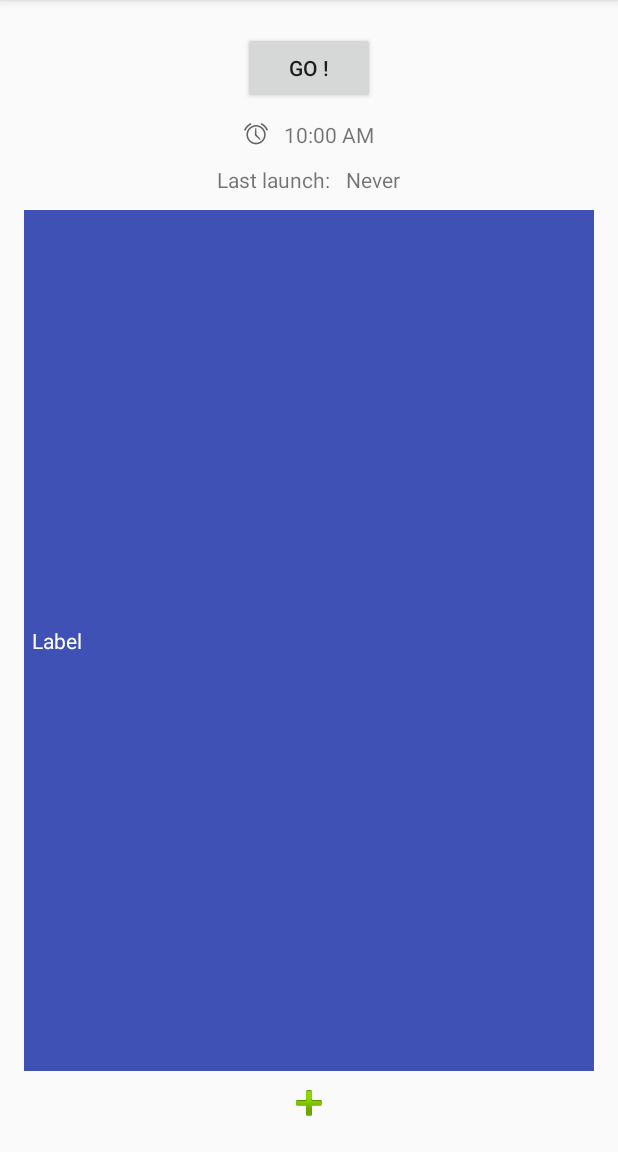
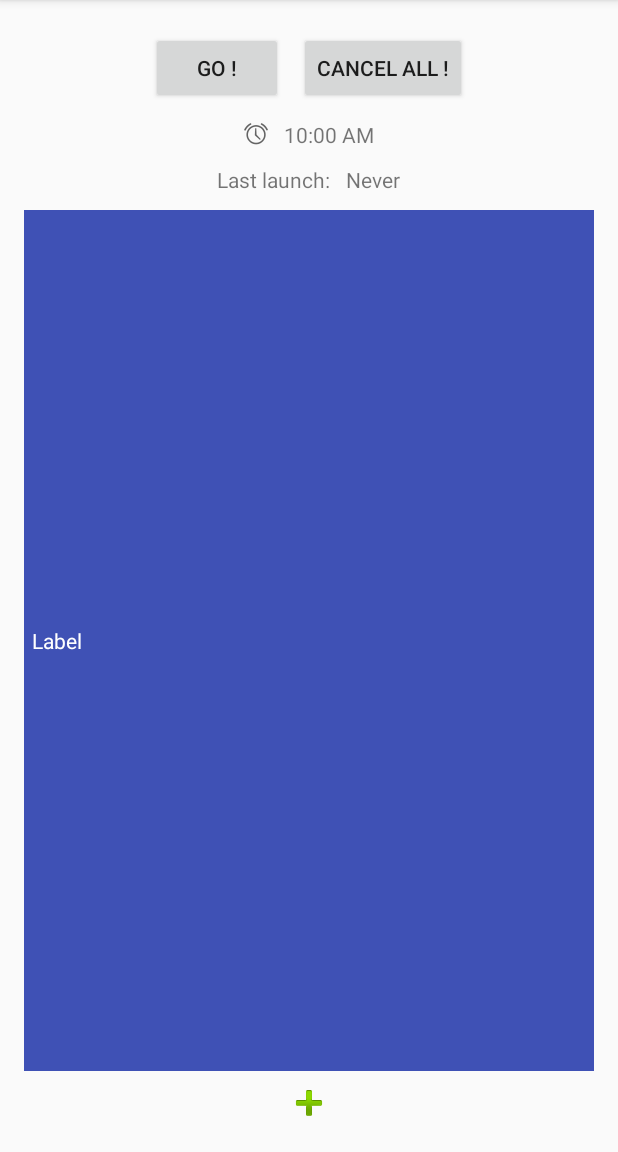
Before and after one commit to adridevlyon/MyMultipleCountdowns, an Android app: the screen it shows after launch (MainActivity), on a phone screen of 412 x 824 dp, the part 84-1236 px from its top. Run offline under Robolectric (Android 15) with nearby library versions, the phone set to English and light mode, and no system bars; libraries missing offline, so code that uses them is left out: com.jakewharton.rxbinding, rx.subscriptions; plain views replace PercentRelativeLayout; 4 statements that could not run were skipped.

Commit message:
Add cancel all.

```diff
--- a/app/src/main/java/com/myadridev/mymultiplecountdowns/service/AutoStartService.java
+++ b/app/src/main/java/com/myadridev/mymultiplecountdowns/service/AutoStartService.java
@@ -23,7 +23,7 @@ public class AutoStartService extends Service {
     @Override
     public int onStartCommand(Intent intent, int flags, int startId) {
         Date lastLaunchDate = SharedPreferencesHelper.loadLastLaunchDate(this);
-        int numberJobsLaunched = SharedPreferencesHelper.loadNumberJobsLaunched(this);
+        int numberJobsLaunched = SharedPreferencesHelper.loadNumberActiveJobs(this);
         if (lastLaunchDate == null) {
             return Service.START_STICKY;
         }
@@ -35,7 +35,7 @@ public class AutoStartService extends Service {
         }
         jobId = 0;
         launchNeededScheduledJobs(SharedPreferencesHelper.loadCountdownItems(this), lastLaunchDate);
-        SharedPreferencesHelper.saveNumberJobsLaunched(this, jobId);
+        SharedPreferencesHelper.saveNumberActiveJobs(this, jobId);
 
         return Service.START_STICKY;
     }
--- a/app/src/main/res/layout/activity_main.xml
+++ b/app/src/main/res/layout/activity_main.xml
@@ -22,21 +22,39 @@
             android:layout_width="match_parent"
             android:layout_height="wrap_content">
 
-            <Button
-                android:id="@+id/button_go"
+            <TableRow
+                android:id="@+id/tablerow_actions"
                 android:layout_width="wrap_content"
                 android:layout_height="wrap_content"
                 android:layout_alignParentTop="true"
                 android:layout_centerHorizontal="true"
-                android:layout_margin="5dp"
-                android:text="@string/go"
-                android:textAlignment="center" />
+                android:layout_gravity="center_horizontal">
+
+                <Button
+                    android:id="@+id/button_go"
+                    android:layout_width="wrap_content"
+                    android:layout_height="wrap_content"
+                    android:layout_gravity="center_vertical"
+                    android:layout_margin="5dp"
+                    android:text="@string/go"
+                    android:textAlignment="center" />
+
+                <Button
+                    android:id="@+id/button_cancel"
+                    android:layout_width="wrap_content"
+                    android:layout_height="wrap_content"
+                    android:layout_gravity="center_vertical"
+                    android:layout_margin="5dp"
+                    android:text="@string/cancel"
+                    android:textAlignment="center" />
+
+            </TableRow>
 
             <TableRow
                 android:id="@+id/tablerow_notification_time"
                 android:layout_width="wrap_content"
                 android:layout_height="wrap_content"
-                android:layout_below="@id/button_go"
+                android:layout_below="@id/tablerow_actions"
                 android:layout_centerHorizontal="true"
                 android:layout_gravity="center_horizontal">
 
--- a/app/src/main/res/values/strings.xml
+++ b/app/src/main/res/values/strings.xml
@@ -3,7 +3,7 @@
     <string name="go">Go !</string>
     <string name="notification_time">Notification Time</string>
     <string name="title_go_confirmation">Launch countdown</string>
-    <string name="message_go_confirmation">Cancel previous launch and launch new countdown ?</string>
+    <string name="message_go_confirmation">Cancel all active countdowns and launch them again ?</string>
     <string name="ok_go_confirmation">Go !</string>
     <string name="utils_time_format">hh:mm a</string>
     <string name="title_notification_time_picker">Time of the notifications</string>
@@ -22,4 +22,9 @@
     <string name="notification_day">Day %1$d/%2$d</string>
     <string name="countdown_launched">Countdowns launched !</string>
     <string name="countdown_updated">Countdowns updated (new notification time) !</string>
+    <string name="countdown_cancelled" >Countdowns cancelled !</string>
+    <string name="title_cancel_confirmation" >Cancel countdowns</string>
+    <string name="message_cancel_confirmation" >Cancel all active countdowns ?</string>
+    <string name="ok_cancel_confirmation" >Cancel all !</string>
+    <string name="cancel" >Cancel all !</string>
 </resources>
```
Also changed, not shown: app/src/main/java/com/myadridev/mymultiplecountdowns/activity/MainActivity.java (+15 -0 lines), app/src/main/java/com/myadridev/mymultiplecountdowns/helper/SharedPreferencesHelper.java (+6 -6 lines), app/src/main/java/com/myadridev/mymultiplecountdowns/service/CancelAllService.java (added, +34 -0 lines), 1 other file.
